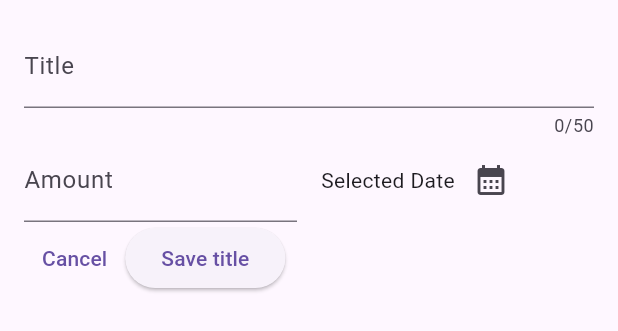
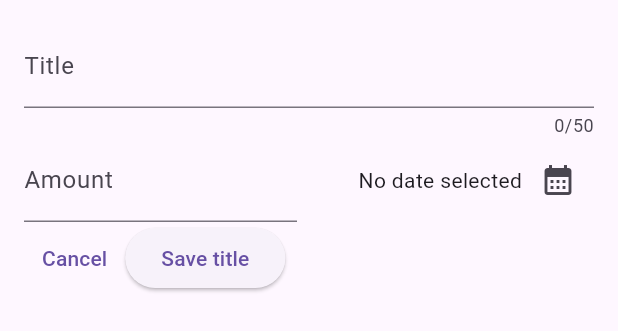
Before and after one commit to auza0002/expense_tracker_flutter, a Flutter app: the NewExpense widget shown alone on an empty page, opened directly, on a phone screen of 412 x 824 dp. Shown: the top 331 px of the screen. Run offline on Flutter 3.47's test engine with Material 3 defaults, Android fonts, the phone set to English and light mode, and no system bars.

Commit message:
date picker added and working

```diff
--- a/lib/widgets/new_expense.dart
+++ b/lib/widgets/new_expense.dart
@@ -1,3 +1,4 @@
+import 'package:expense_tracker_app/model/expense.dart';
 import 'package:flutter/material.dart';
 
 class NewExpense extends StatefulWidget {
@@ -10,6 +11,20 @@ class NewExpense extends StatefulWidget {
 class _NewExpenseState extends State<NewExpense> {
   final _titleController = TextEditingController();
   final _ammountController = TextEditingController();
+  DateTime? _selectedDate;
+
+  void _presentDatePicker() async {
+    final now = DateTime.now();
+    final firstDate = DateTime(now.year - 1, now.month, now.day);
+    final pickedDate = await showDatePicker(
+        context: context,
+        initialDate: now,
+        firstDate: firstDate,
+        lastDate: now);
+    setState(() {
+      _selectedDate = pickedDate;
+    });
+  }
 
   @override
   void dispose() {
@@ -49,10 +64,16 @@ class _NewExpenseState extends State<NewExpense> {
               ),
               Expanded(
                 child: Row(
+                  mainAxisAlignment: MainAxisAlignment.end,
+                  crossAxisAlignment: CrossAxisAlignment.center,
                   children: [
-                    const Text("Selected Date"),
+                    Text(
+                      _selectedDate == null
+                          ? "No date selected"
+                          : formatter.format(_selectedDate!),
+                    ),
                     IconButton(
-                      onPressed: () {},
+                      onPressed: _presentDatePicker,
                       icon: const Icon(Icons.calendar_month),
                     )
                   ],
```
